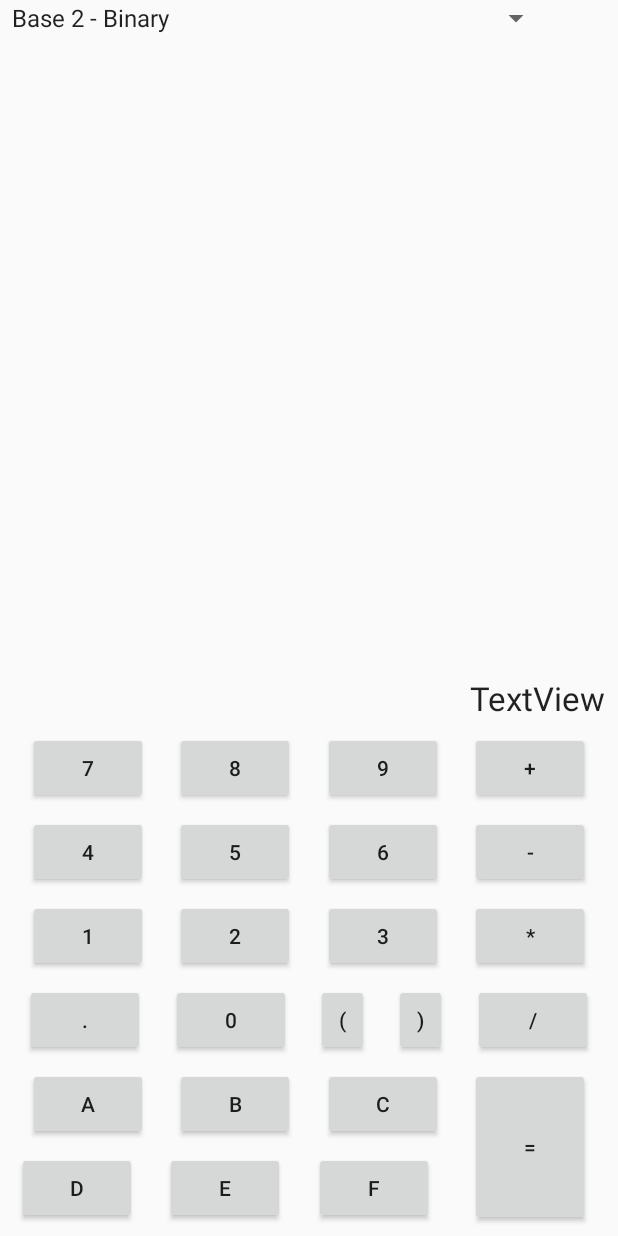
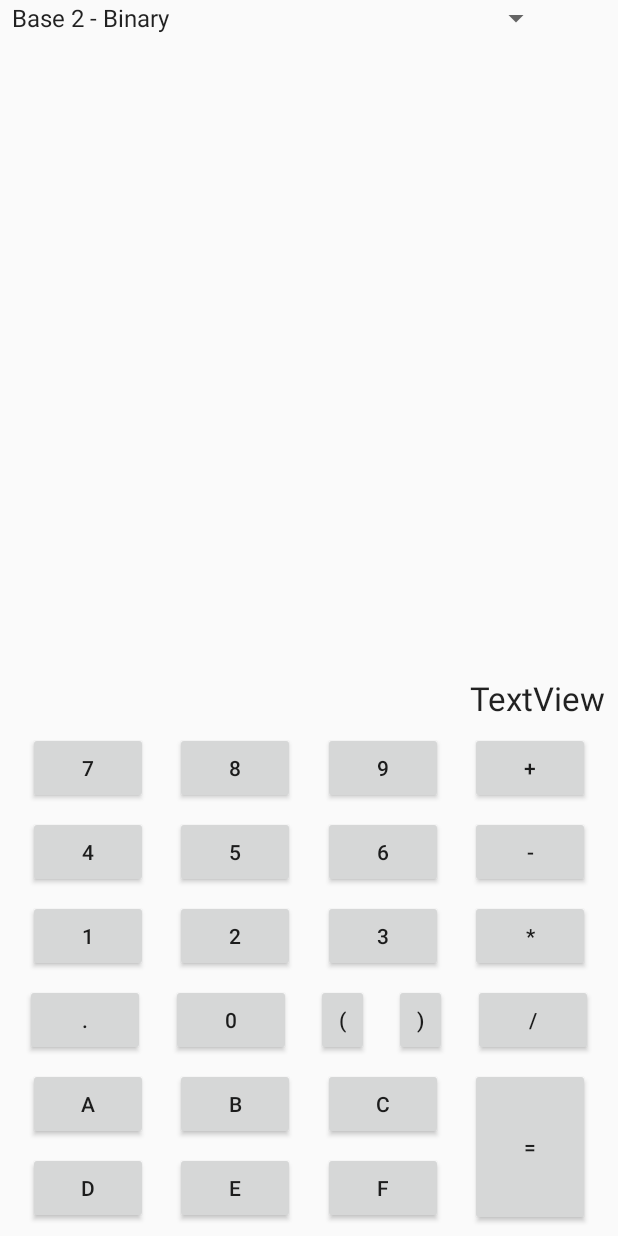
Before and after one commit to annaharri89/Base-Calculator-and-Converter, an Android app: the screen it shows after launch (MainActivity), on a phone screen of 412 x 824 dp. Run offline under Robolectric (Android 15) with nearby library versions, the phone set to English and light mode, and no system bars.

Commit message:
Centered bottom row of calculator.

```diff
--- a/app/src/main/res/layout/activity_main.xml
+++ b/app/src/main/res/layout/activity_main.xml
@@ -217,7 +217,7 @@
         android:layout_width="80dp"
         android:layout_height="wrap_content"
         android:text="@string/btn_d"
-        android:layout_marginLeft="0dp"
+        android:layout_marginLeft="8dp"
         app:layout_constraintLeft_toLeftOf="parent"
         app:layout_constraintBottom_toBottomOf="parent"
         app:layout_constraintRight_toLeftOf="@+id/btn_e"
@@ -234,7 +234,9 @@
         app:layout_constraintBottom_toBottomOf="@+id/btn_d"
         app:layout_constraintLeft_toRightOf="@+id/btn_d"
         app:layout_constraintRight_toLeftOf="@+id/btn_f"
-        app:layout_constraintTop_toTopOf="@+id/btn_d" />
+        app:layout_constraintTop_toTopOf="@+id/btn_d"
+        android:layout_marginRight="0dp"
+        app:layout_constraintVertical_bias="0.0" />
 
     <Button
         android:id="@+id/btn_f"
@@ -248,8 +250,8 @@
         app:layout_constraintLeft_toRightOf="@+id/btn_e"
         app:layout_constraintTop_toTopOf="@+id/btn_e"
         app:layout_constraintVertical_bias="0.0"
-        app:layout_constraintRight_toLeftOf="@+id/btn_equals"
-        android:layout_marginRight="13dp" />
+        app:layout_constraintRight_toLeftOf="@+id/space"
+        android:layout_marginRight="0dp" />
 
     <Button
         android:id="@+id/btn_plus"
@@ -353,4 +355,18 @@
         tools:layout_editor_absoluteX="8dp"
         tools:layout_editor_absoluteY="0dp" />
 
+    <Space
+        android:id="@+id/space"
+        android:layout_width="80dp"
+        android:layout_height="wrap_content"
+        android:layout_marginBottom="8dp"
+        android:layout_marginLeft="8dp"
+        android:layout_marginTop="0dp"
+        app:layout_constraintBottom_toBottomOf="@+id/btn_f"
+        app:layout_constraintLeft_toRightOf="@+id/btn_f"
+        app:layout_constraintTop_toTopOf="@+id/btn_f"
+        android:layout_marginRight="8dp"
+        app:layout_constraintRight_toRightOf="parent"
+        app:layout_constraintVertical_bias="0.512" />
+
 </android.support.constraint.ConstraintLayout>
```
